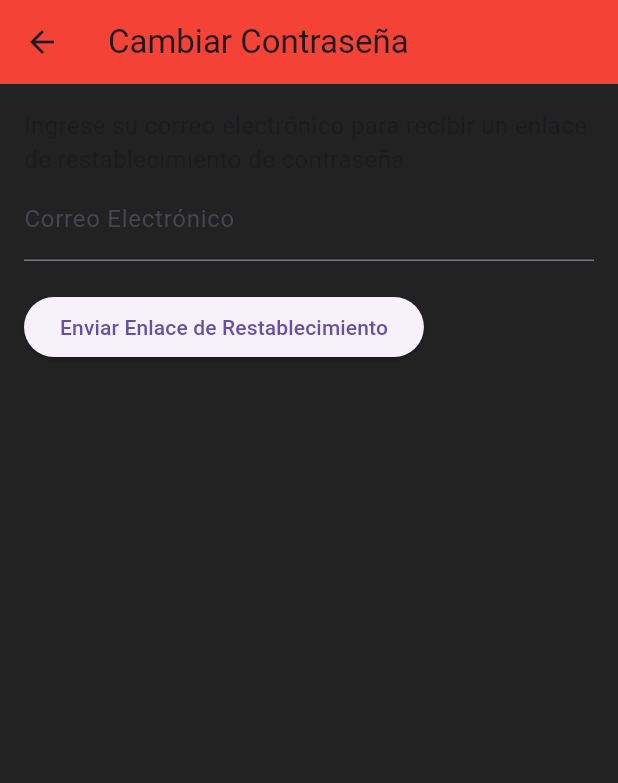
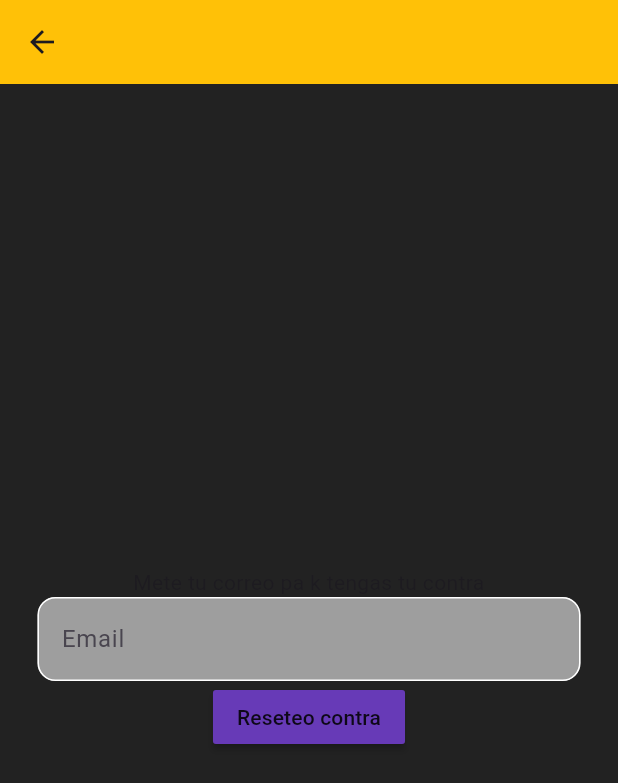
Before and after one commit to ripleyos/ProyectoGimnasio, a Flutter app: the ChangePasswordPage screen opened directly, on a phone screen of 412 x 824 dp. Shown: the top 783 px of the screen. Run offline on Flutter 3.47's test engine with Material 3 defaults, Android fonts, the phone set to English and light mode, and no system bars; our stand-ins replace firebase_auth, firebase_core, firebase_database, firebase_storage, fl_chart, flutter_map and 7 more; accounts and stored records are empty; network calls fail.

Commit message:
Reseteo de contraseña hecho, falta view bonita

```diff
--- a/trabajologinflutter/lib/Pages/Settings/RestablecerContraseña.dart
+++ b/trabajologinflutter/lib/Pages/Settings/RestablecerContraseña.dart
@@ -1,80 +1,75 @@
+import 'package:firebase_core/firebase_core.dart';
 import 'package:flutter/material.dart';
 import 'package:firebase_auth/firebase_auth.dart';
 
 class ChangePasswordPage extends StatefulWidget {
+  const ChangePasswordPage({Key? key }) : super(key: key);
   @override
-  _ChangePasswordPageState createState() => _ChangePasswordPageState();
+  State<ChangePasswordPage>createState() => _ChangePasswordPageState();
 }
 
 class _ChangePasswordPageState extends State<ChangePasswordPage> {
-  final _auth = FirebaseAuth.instance;
-  final _emailController = TextEditingController();
-  bool _isSending = false; // Estado para mostrar indicador de carga
+  final _emailController= TextEditingController();
+@override
+void dispose(){
+  _emailController.dispose();
+  super.dispose();
+}
 
-  Future<void> _sendPasswordResetEmail() async {
-    try {
-      setState(() {
-        _isSending = true; // Mostrar indicador de carga
-      });
-
-      final email = _emailController.text; // Obtener el correo electrónico ingresado
-
-      if (email.isNotEmpty) {
-        await _auth.sendPasswordResetEmail(email: email); // Enviar correo de restablecimiento
-        ScaffoldMessenger.of(context).showSnackBar(
-          SnackBar(content: Text('Correo de restablecimiento enviado a $email')),
-        );
-      } else {
-        ScaffoldMessenger.of(context).showSnackBar(
-          SnackBar(content: Text('Por favor, ingrese un correo electrónico válido')), // Notificacion de error
-        );
-      }
-    } on FirebaseAuthException catch (e) {
-      ScaffoldMessenger.of(context).showSnackBar(
-        SnackBar(content: Text('Error al enviar correo: ${e.message}')), // Manejo de errores wn el FireBaseAuth
-      );
-    } finally {
-      setState(() {
-        _isSending = false; // Ocultar indicador de carga
-      });
-    }
+  @override
+  void initState() {
+    super.initState();
+    Firebase.initializeApp().whenComplete(() {
+      print("completed");
+      setState(() {});
+    });
   }
 
+Future passwordReset() async {
+  await FirebaseAuth.instance.sendPasswordResetEmail(email: _emailController.text.trim());
+}
+
+
+
   @override
-  Widget build(BuildContext context) {
+  Widget build(BuildContext context){
     return Scaffold(
       appBar: AppBar(
-        title: Text('Cambiar Contraseña'),
-        backgroundColor: Colors.red,
+        backgroundColor: Colors.amber,
+        elevation: 0,
       ),
-      body: Padding(
-        padding: const EdgeInsets.all(16.0), // Espaciado interno
-        child: Column(
-          crossAxisAlignment: CrossAxisAlignment.start,
+        body: Column(
+          mainAxisAlignment: MainAxisAlignment.center,
           children: [
-            Text(
-              'Ingrese su correo electrónico para recibir un enlace de restablecimiento de contraseña.',
-              style: TextStyle(fontSize: 16),
+            Text("Mete tu correo pa k tengas tu contra",
+            textAlign: TextAlign.center
             ),
-            TextField(
-              controller: _emailController,
-              keyboardType: TextInputType.emailAddress,
-              decoration: InputDecoration(
-                labelText: 'Correo Electrónico',
+              Padding(padding: const EdgeInsets.symmetric(horizontal: 25.0),
+              child: TextField(
+                controller: _emailController,
+                decoration: InputDecoration(
+                  enabledBorder: OutlineInputBorder(
+                    borderSide: BorderSide(color: Colors.white),
+                    borderRadius: BorderRadius.circular(12),
+                  ),
+                  focusedBorder: OutlineInputBorder(
+                    borderSide: BorderSide(color: Colors.teal),
+                    borderRadius: BorderRadius.circular(12),
+                  ),
+                  hintText: 'Email',
+                  fillColor: Colors.grey,
+                  filled: true,
+                ),
+                ),
               ),
-            ),
-            SizedBox(height: 20), // Espacio entre elementos
-            ElevatedButton(
-              onPressed: _isSending ? null : _sendPasswordResetEmail, // Desactivar mientras se envia
-              child: _isSending
-                  ? CircularProgressIndicator(
-                color: Colors.white, //color del Indicador de carga
-              )
-                  : Text('Enviar Enlace de Restablecimiento'), // Texto del boton
-            ),
+              MaterialButton(
+                onPressed: passwordReset,
+                child: Text('Reseteo contra'),
+                color:  Colors.deepPurple,
+              ),
           ],
-        ),
-      ),
+        )
     );
   }
+
 }
```
Also changed, not shown: trabajologinflutter/lib/Pages/ReservaResistenciaPreecha.dart (+5 -2 lines), trabajologinflutter/lib/Pages/Settings/minigit.dart (added, +80 -0 lines), trabajologinflutter/lib/Pages/login_page.dart (+7 -1 lines), trabajologinflutter/lib/main.dart (+9 -1 lines), trabajologinflutter/lib/services/auth_service.dart (+15 -6 lines), trabajologinflutter/lib/services/firebase_options.dart (added).
